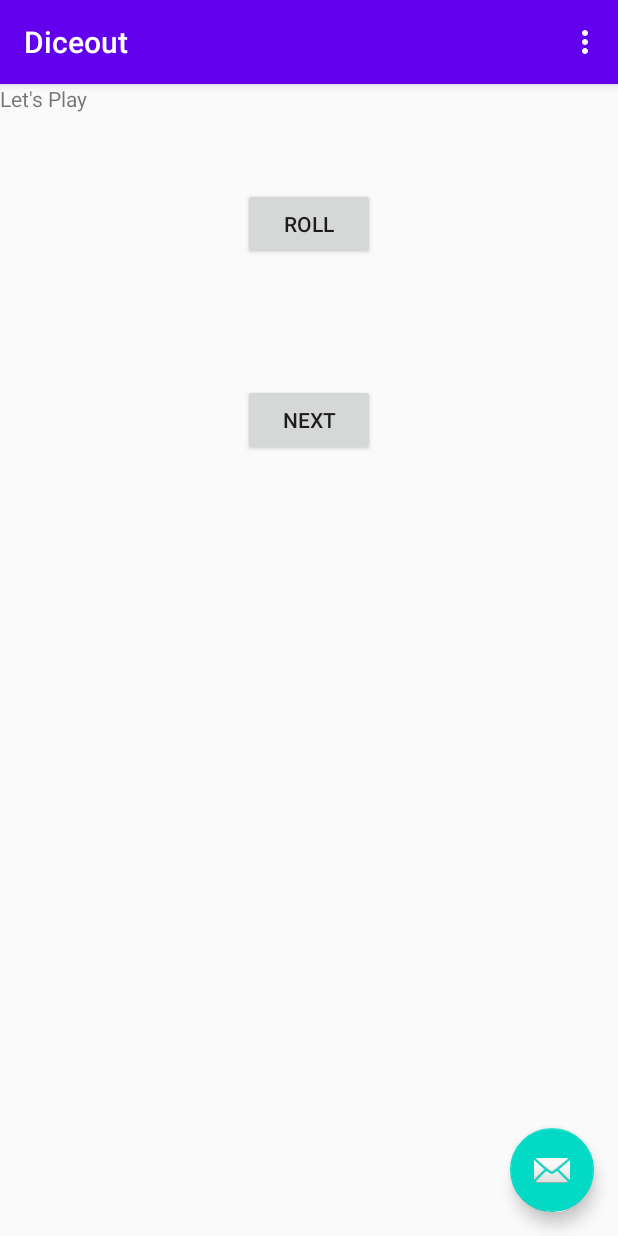
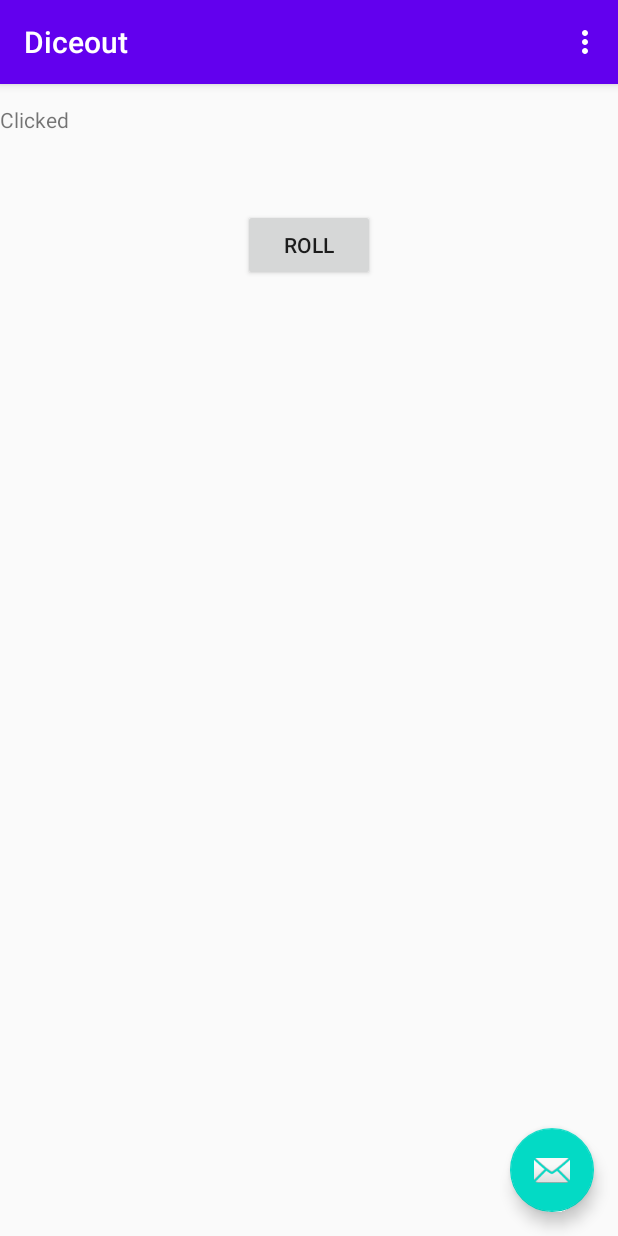
Before and after one commit to sherlynlobo/Diceout, an Android app: the screen it shows after launch (MainActivity), in the options menu, after a tap on "Settings", on a phone screen of 412 x 824 dp. Run offline under Robolectric (Android 15) with nearby library versions, the phone set to English and light mode, and no system bars.

Commit message:
Connected Java with XML

```diff
--- a/app/src/main/java/com/sl/diceout/FirstFragment.java
+++ /dev/null
@@ -1,34 +0,0 @@
-package com.sl.diceout;
-
-import android.os.Bundle;
-import android.view.LayoutInflater;
-import android.view.View;
-import android.view.ViewGroup;
-
-import androidx.annotation.NonNull;
-import androidx.fragment.app.Fragment;
-import androidx.navigation.fragment.NavHostFragment;
-
-public class FirstFragment extends Fragment {
-
-    @Override
-    public View onCreateView(
-            LayoutInflater inflater, ViewGroup container,
-            Bundle savedInstanceState
-    ) {
-        // Inflate the layout for this fragment
-        return inflater.inflate(R.layout.fragment_first, container, false);
-    }
-
-    public void onViewCreated(@NonNull View view, Bundle savedInstanceState) {
-        super.onViewCreated(view, savedInstanceState);
-
-        view.findViewById(R.id.button_first).setOnClickListener(new View.OnClickListener() {
-            @Override
-            public void onClick(View view) {
-                NavHostFragment.findNavController(FirstFragment.this)
-                        .navigate(R.id.action_FirstFragment_to_SecondFragment);
-            }
-        });
-    }
-}
--- a/app/src/main/java/com/sl/diceout/MainActivity.java
+++ b/app/src/main/java/com/sl/diceout/MainActivity.java
@@ -11,9 +11,17 @@ import androidx.appcompat.widget.Toolbar;
 import android.view.View;
 import android.view.Menu;
 import android.view.MenuItem;
+import android.widget.Button;
+import android.widget.TextView;
 import android.widget.Toast;
 
 public class MainActivity extends AppCompatActivity {
+
+    //Field to hold the roll result text
+    TextView rollResult;
+
+    //Field to hold roll Button
+    Button rollButton;
 
     //Field to hold the score
     int score;
@@ -35,8 +43,18 @@ public class MainActivity extends AppCompatActivity {
         });
         //Set initial score
         score = 0;
+
+        rollResult = (TextView) findViewById(R.id.rollResult);
+        rollButton = (Button) findViewById(R.id.rollButton);
+
+
         //create greeting
         Toast.makeText(getApplicationContext(),"Welcome to DiceOut!",Toast.LENGTH_SHORT).show();
+
+    }
+    public void rollDice(View view)
+    {
+        rollResult.setText("Clicked");
 
     }
 
@@ -61,4 +79,6 @@ public class MainActivity extends AppCompatActivity {
 
         return super.onOptionsItemSelected(item);
     }
+
+
 }
--- a/app/src/main/java/com/sl/diceout/SecondFragment.java
+++ /dev/null
@@ -1,34 +0,0 @@
-package com.sl.diceout;
-
-import android.os.Bundle;
-import android.view.LayoutInflater;
-import android.view.View;
-import android.view.ViewGroup;
-
-import androidx.annotation.NonNull;
-import androidx.fragment.app.Fragment;
-import androidx.navigation.fragment.NavHostFragment;
-
-public class SecondFragment extends Fragment {
-
-    @Override
-    public View onCreateView(
-            LayoutInflater inflater, ViewGroup container,
-            Bundle savedInstanceState
-    ) {
-        // Inflate the layout for this fragment
-        return inflater.inflate(R.layout.fragment_second, container, false);
-    }
-
-    public void onViewCreated(@NonNull View view, Bundle savedInstanceState) {
-        super.onViewCreated(view, savedInstanceState);
-
-        view.findViewById(R.id.button_second).setOnClickListener(new View.OnClickListener() {
-            @Override
-            public void onClick(View view) {
-                NavHostFragment.findNavController(SecondFragment.this)
-                        .navigate(R.id.action_SecondFragment_to_FirstFragment);
-            }
-        });
-    }
-}
--- a/app/src/main/res/layout/content_main.xml
+++ b/app/src/main/res/layout/content_main.xml
@@ -1,19 +1,24 @@
 <?xml version="1.0" encoding="utf-8"?>
-<androidx.constraintlayout.widget.ConstraintLayout xmlns:android="http://schemas.android.com/apk/res/android"
-    xmlns:app="http://schemas.android.com/apk/res-auto"
+<RelativeLayout xmlns:android="http://schemas.android.com/apk/res/android"
+    xmlns:tools="http://schemas.android.com/tools"
     android:layout_width="match_parent"
-    android:layout_height="match_parent"
-    app:layout_behavior="@string/appbar_scrolling_view_behavior">
+    android:layout_height="match_parent">
 
-    <fragment
-        android:id="@+id/nav_host_fragment"
-        android:name="androidx.navigation.fragment.NavHostFragment"
-        android:layout_width="0dp"
-        android:layout_height="0dp"
-        app:defaultNavHost="true"
-        app:layout_constraintBottom_toBottomOf="parent"
-        app:layout_constraintLeft_toLeftOf="parent"
-        app:layout_constraintRight_toRightOf="parent"
-        app:layout_constraintTop_toTopOf="parent"
-        app:navGraph="@navigation/nav_graph" />
-</androidx.constraintlayout.widget.ConstraintLayout>
+
+    <TextView
+        android:id="@+id/rollResult"
+        android:layout_width="wrap_content"
+        android:layout_height="wrap_content"
+        android:layout_marginTop="70dp"
+        android:text="@string/let_s_play" />
+
+    <Button
+        android:id="@+id/rollButton"
+        android:layout_width="wrap_content"
+        android:layout_height="wrap_content"
+        android:layout_below="@id/rollResult"
+        android:layout_marginTop="50dp"
+        android:layout_centerHorizontal="true"
+        android:onClick="rollDice"
+        android:text="@string/roll" />
+</RelativeLayout>
--- a/app/src/main/res/layout/fragment_first.xml
+++ /dev/null
@@ -1,36 +0,0 @@
-<?xml version="1.0" encoding="utf-8"?>
-<RelativeLayout xmlns:android="http://schemas.android.com/apk/res/android"
-    xmlns:tools="http://schemas.android.com/tools"
-    android:layout_width="match_parent"
-    android:layout_height="match_parent"
-    tools:context=".FirstFragment">
-
-    <Button
-        android:id="@+id/button_first"
-        android:layout_width="wrap_content"
-        android:layout_height="wrap_content"
-        android:text="@string/next"
-        android:layout_marginTop="200dp"
-        android:layout_centerHorizontal="true"
-        />
-
-    <TextView
-        android:id="@+id/textView"
-        android:layout_width="wrap_content"
-        android:layout_height="wrap_content"
-        android:text="@string/let_s_play"
-        tools:layout_editor_absoluteX="37dp"
-        tools:layout_editor_absoluteY="46dp"
-        tools:ignore="MissingConstraints" />
-
-    <Button
-        android:id="@+id/rollButton"
-        android:layout_width="wrap_content"
-        android:layout_height="wrap_content"
-        android:layout_below="@id/textView"
-        android:layout_marginTop="50dp"
-        android:layout_centerHorizontal="true"
-        android:text="@string/roll"
-        tools:layout_editor_absoluteX="148dp"
-        tools:layout_editor_absoluteY="123dp" />
-</RelativeLayout>
--- a/app/src/main/res/layout/fragment_second.xml
+++ /dev/null
@@ -1,27 +0,0 @@
-<?xml version="1.0" encoding="utf-8"?>
-<androidx.constraintlayout.widget.ConstraintLayout xmlns:android="http://schemas.android.com/apk/res/android"
-    xmlns:app="http://schemas.android.com/apk/res-auto"
-    xmlns:tools="http://schemas.android.com/tools"
-    android:layout_width="match_parent"
-    android:layout_height="match_parent"
-    tools:context=".SecondFragment">
-
-    <Button
-        android:id="@+id/button_second"
-        android:layout_width="wrap_content"
-        android:layout_height="wrap_content"
-        android:text="@string/previous"
-        app:layout_constraintBottom_toBottomOf="parent"
-        app:layout_constraintEnd_toEndOf="parent"
-        app:layout_constraintStart_toStartOf="parent"
-        app:layout_constraintTop_toBottomOf="@id/textview_second" />
-
-    <TextView
-        android:id="@+id/textview_second"
-        android:layout_width="wrap_content"
-        android:layout_height="wrap_content"
-        app:layout_constraintBottom_toTopOf="@id/button_second"
-        app:layout_constraintEnd_toEndOf="parent"
-        app:layout_constraintStart_toStartOf="parent"
-        app:layout_constraintTop_toTopOf="parent" />
-</androidx.constraintlayout.widget.ConstraintLayout>
--- a/app/src/main/res/navigation/nav_graph.xml
+++ /dev/null
@@ -1,28 +0,0 @@
-<?xml version="1.0" encoding="utf-8"?>
-<navigation xmlns:android="http://schemas.android.com/apk/res/android"
-    xmlns:app="http://schemas.android.com/apk/res-auto"
-    xmlns:tools="http://schemas.android.com/tools"
-    android:id="@+id/nav_graph"
-    app:startDestination="@id/FirstFragment">
-
-    <fragment
-        android:id="@+id/FirstFragment"
-        android:name="com.sl.diceout.FirstFragment"
-        android:label="@string/first_fragment_label"
-        tools:layout="@layout/fragment_first">
-
-        <action
-            android:id="@+id/action_FirstFragment_to_SecondFragment"
-            app:destination="@id/SecondFragment" />
-    </fragment>
-    <fragment
-        android:id="@+id/SecondFragment"
-        android:name="com.sl.diceout.SecondFragment"
-        android:label="@string/second_fragment_label"
-        tools:layout="@layout/fragment_second">
-
-        <action
-            android:id="@+id/action_SecondFragment_to_FirstFragment"
-            app:destination="@id/FirstFragment" />
-    </fragment>
-</navigation>
--- a/app/src/main/res/values/strings.xml
+++ b/app/src/main/res/values/strings.xml
@@ -1,14 +1,7 @@
 <resources>
     <string name="app_name">Diceout</string>
     <string name="action_settings">Settings</string>
-    <!-- Strings used for fragments for navigation -->
-    <string name="first_fragment_label">First Fragment</string>
-    <string name="second_fragment_label">Second Fragment</string>
-    <string name="next">Next</string>
-    <string name="previous">Previous</string>
 
-    <string name="hello_first_fragment">Hello first fragment</string>
-    <string name="hello_second_fragment">Hello second fragment. Arg: %1$s</string>
     <string name="roll">ROLL</string>
     <string name="let_s_play">Let\'s Play</string>
 </resources>
```
